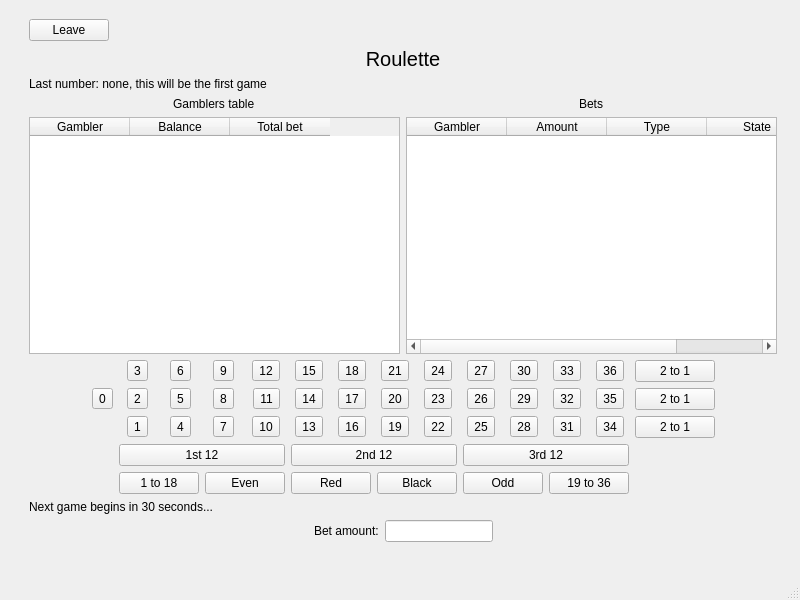
Before: the Qt Designer form GUI/Casino.ui in B1rtek/Casino, drawn with Qt 5.
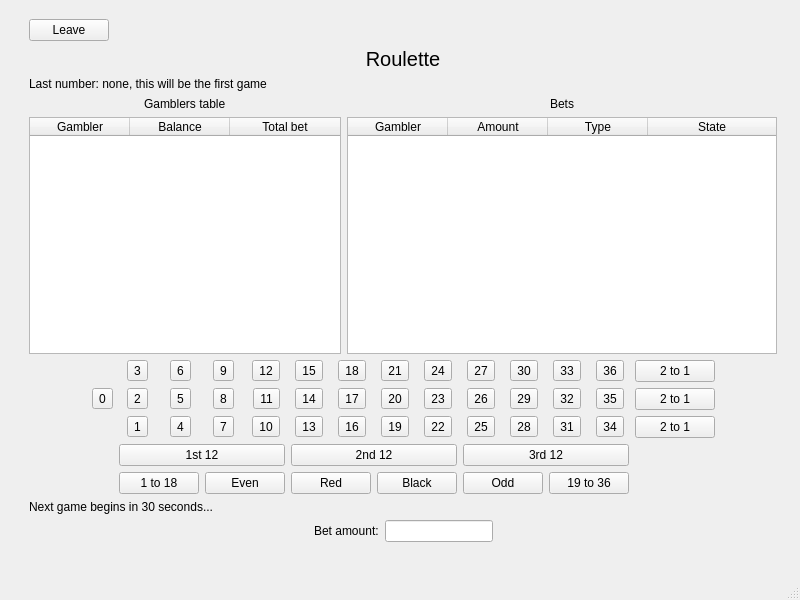
After: the same form once the commit is applied. The open tabs and pages were chosen to show the change.

Commit message: Adjusted the look of QTableWidgets

```diff
--- a/GUI/Casino.ui
+++ b/GUI/Casino.ui
@@ -1205,6 +1205,9 @@
               <verstretch>0</verstretch>
              </sizepolicy>
             </property>
+            <attribute name="horizontalHeaderStretchLastSection">
+             <bool>true</bool>
+            </attribute>
             <column>
              <property name="text">
               <string>Gambler</string>
@@ -1241,6 +1244,12 @@
               <verstretch>0</verstretch>
              </sizepolicy>
             </property>
+            <property name="sizeAdjustPolicy">
+             <enum>QAbstractScrollArea::AdjustToContentsOnFirstShow</enum>
+            </property>
+            <attribute name="horizontalHeaderStretchLastSection">
+             <bool>true</bool>
+            </attribute>
             <column>
              <property name="text">
               <string>Gambler</string>
```
Left out of the diff: 2 changed lines with no effect on the pictures. The commit also changes 1 other file.
